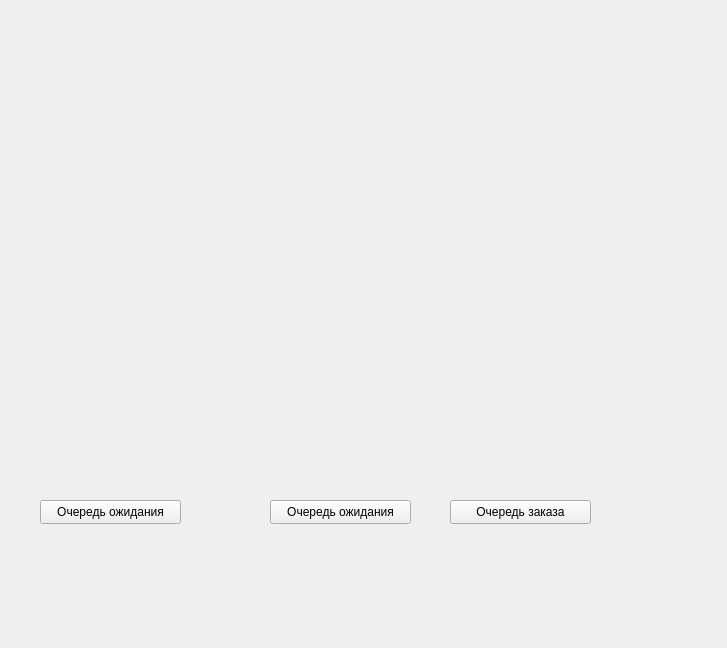
vanuuta/SFS, file ui/studentwindow.ui: the form before one commit.
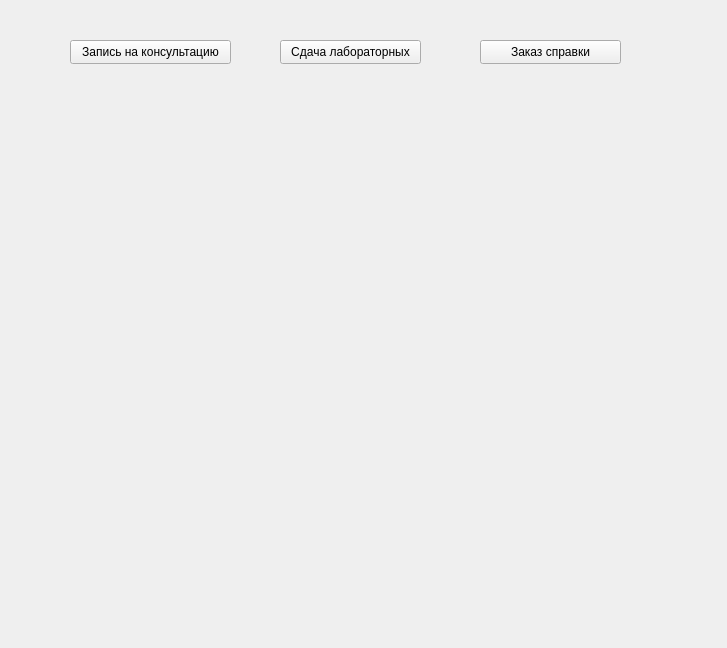
The form after the commit.

What changed in the file:
```diff
--- a/ui/studentwindow.ui
+++ b/ui/studentwindow.ui
@@ -16,40 +16,40 @@
   <widget class="QPushButton" name="WaitingQueuePushButton">
    <property name="geometry">
     <rect>
-     <x>40</x>
-     <y>500</y>
-     <width>141</width>
+     <x>70</x>
+     <y>40</y>
+     <width>161</width>
      <height>24</height>
     </rect>
    </property>
    <property name="text">
-    <string>Очередь ожидания</string>
+    <string>Запись на консультацию</string>
    </property>
   </widget>
   <widget class="QPushButton" name="SelfOrganizingQueuePushButton">
    <property name="geometry">
     <rect>
-     <x>270</x>
-     <y>500</y>
+     <x>280</x>
+     <y>40</y>
      <width>141</width>
      <height>24</height>
     </rect>
    </property>
    <property name="text">
-    <string>Очередь ожидания</string>
+    <string>Сдача лабораторных</string>
    </property>
   </widget>
   <widget class="QPushButton" name="OrderQueuePushButton">
    <property name="geometry">
     <rect>
-     <x>450</x>
-     <y>500</y>
+     <x>480</x>
+     <y>40</y>
      <width>141</width>
      <height>24</height>
     </rect>
    </property>
    <property name="text">
-    <string>Очередь заказа</string>
+    <string>Заказ справки</string>
    </property>
   </widget>
  </widget>
```
